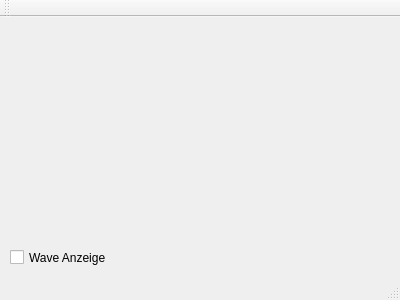
ThKattanek/realsid, file mainwindow.ui: the form before one commit.
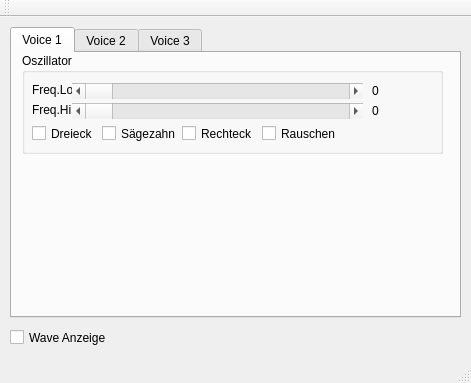
The form after the commit.

Commit message: Oszillator Klasse eingefuegt, erstmal mit Dreieck und Saegezahn

Diff of the .ui file:
```diff
--- a/mainwindow.ui
+++ b/mainwindow.ui
@@ -6,8 +6,8 @@
    <rect>
     <x>0</x>
     <y>0</y>
-    <width>400</width>
-    <height>300</height>
+    <width>471</width>
+    <height>383</height>
    </rect>
   </property>
   <property name="windowTitle">
@@ -18,7 +18,7 @@
     <property name="geometry">
      <rect>
       <x>10</x>
-      <y>230</y>
+      <y>310</y>
       <width>101</width>
       <height>21</height>
      </rect>
@@ -27,6 +27,183 @@
      <string>Wave Anzeige</string>
     </property>
    </widget>
+   <widget class="QTabWidget" name="tabWidget">
+    <property name="geometry">
+     <rect>
+      <x>10</x>
+      <y>10</y>
+      <width>451</width>
+      <height>291</height>
+     </rect>
+    </property>
+    <property name="currentIndex">
+     <number>0</number>
+    </property>
+    <widget class="QWidget" name="voice0">
+     <attribute name="title">
+      <string>Voice 1</string>
+     </attribute>
+     <widget class="QGroupBox" name="groupBox">
+      <property name="geometry">
+       <rect>
+        <x>10</x>
+        <y>0</y>
+        <width>421</width>
+        <height>101</height>
+       </rect>
+      </property>
+      <property name="title">
+       <string>Oszillator</string>
+      </property>
+      <widget class="QLabel" name="label_1">
+       <property name="geometry">
+        <rect>
+         <x>10</x>
+         <y>30</y>
+         <width>52</width>
+         <height>14</height>
+        </rect>
+       </property>
+       <property name="text">
+        <string>Freq.Lo</string>
+       </property>
+      </widget>
+      <widget class="QLabel" name="label_2">
+       <property name="geometry">
+        <rect>
+         <x>10</x>
+         <y>50</y>
+         <width>52</width>
+         <height>14</height>
+        </rect>
+       </property>
+       <property name="text">
+        <string>Freq.Hi</string>
+       </property>
+      </widget>
+      <widget class="QScrollBar" name="Freq0Lo">
+       <property name="geometry">
+        <rect>
+         <x>50</x>
+         <y>30</y>
+         <width>291</width>
+         <height>16</height>
+        </rect>
+       </property>
+       <property name="maximum">
+        <number>255</number>
+       </property>
+       <property name="orientation">
+        <enum>Qt::Horizontal</enum>
+       </property>
+      </widget>
+      <widget class="QScrollBar" name="Freq0Hi">
+       <property name="geometry">
+        <rect>
+         <x>50</x>
+         <y>50</y>
+         <width>291</width>
+         <height>16</height>
+        </rect>
+       </property>
+       <property name="maximum">
+        <number>255</number>
+       </property>
+       <property name="orientation">
+        <enum>Qt::Horizontal</enum>
+       </property>
+      </widget>
+      <widget class="QLabel" name="Freq0Lo_Out">
+       <property name="geometry">
+        <rect>
+         <x>350</x>
+         <y>30</y>
+         <width>61</width>
+         <height>16</height>
+        </rect>
+       </property>
+       <property name="text">
+        <string>0</string>
+       </property>
+      </widget>
+      <widget class="QLabel" name="Freq0Hi_Out">
+       <property name="geometry">
+        <rect>
+         <x>350</x>
+         <y>50</y>
+         <width>61</width>
+         <height>16</height>
+        </rect>
+       </property>
+       <property name="text">
+        <string>0</string>
+       </property>
+      </widget>
+      <widget class="QCheckBox" name="Tri0">
+       <property name="geometry">
+        <rect>
+         <x>10</x>
+         <y>70</y>
+         <width>91</width>
+         <height>21</height>
+        </rect>
+       </property>
+       <property name="text">
+        <string>Dreieck</string>
+       </property>
+      </widget>
+      <widget class="QCheckBox" name="Saw0">
+       <property name="geometry">
+        <rect>
+         <x>80</x>
+         <y>70</y>
+         <width>91</width>
+         <height>21</height>
+        </rect>
+       </property>
+       <property name="text">
+        <string>Sägezahn</string>
+       </property>
+      </widget>
+      <widget class="QCheckBox" name="Pul0">
+       <property name="geometry">
+        <rect>
+         <x>160</x>
+         <y>70</y>
+         <width>91</width>
+         <height>21</height>
+        </rect>
+       </property>
+       <property name="text">
+        <string>Rechteck</string>
+       </property>
+      </widget>
+      <widget class="QCheckBox" name="Nse0">
+       <property name="geometry">
+        <rect>
+         <x>240</x>
+         <y>70</y>
+         <width>91</width>
+         <height>21</height>
+        </rect>
+       </property>
+       <property name="text">
+        <string>Rauschen</string>
+       </property>
+      </widget>
+     </widget>
+    </widget>
+    <widget class="QWidget" name="voice1">
+     <attribute name="title">
+      <string>Voice 2</string>
+     </attribute>
+    </widget>
+    <widget class="QWidget" name="voice2">
+     <attribute name="title">
+      <string>Voice 3</string>
+     </attribute>
+    </widget>
+   </widget>
   </widget>
   <widget class="QMenuBar" name="menuBar">
    <property name="geometry">
```
Left out of the diff: 4 changed lines with no effect on the pictures. The commit also changes 8 other files.
